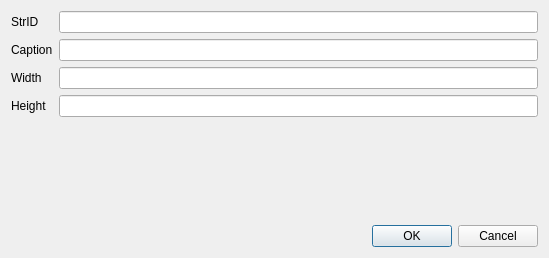
Before: the Qt Designer form u7/CreateSchemaDialog.ui in whiteman-kr/u7set, drawn with Qt 5.
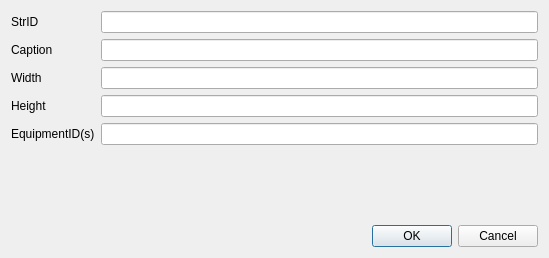
After: the same form once the commit is applied.

Commit message: RPCT-728, ide: New look for Create Schema dialog, added EquipmendID for LogicSchema, some improvemnts.

```diff
--- a/u7/CreateSchemaDialog.ui
+++ b/u7/CreateSchemaDialog.ui
@@ -67,6 +67,20 @@
      <item row="3" column="1">
       <widget class="QLineEdit" name="heightEdit"/>
      </item>
+     <item row="4" column="0">
+      <widget class="QLabel" name="equipmentIdLabel">
+       <property name="text">
+        <string>EquipmentID(s)</string>
+       </property>
+      </widget>
+     </item>
+     <item row="4" column="1">
+      <widget class="QLineEdit" name="equipmentIdEdit">
+       <property name="enabled">
+        <bool>true</bool>
+       </property>
+      </widget>
+     </item>
     </layout>
    </item>
    <item row="1" column="0">
```
The commit also changes 6 other files.
